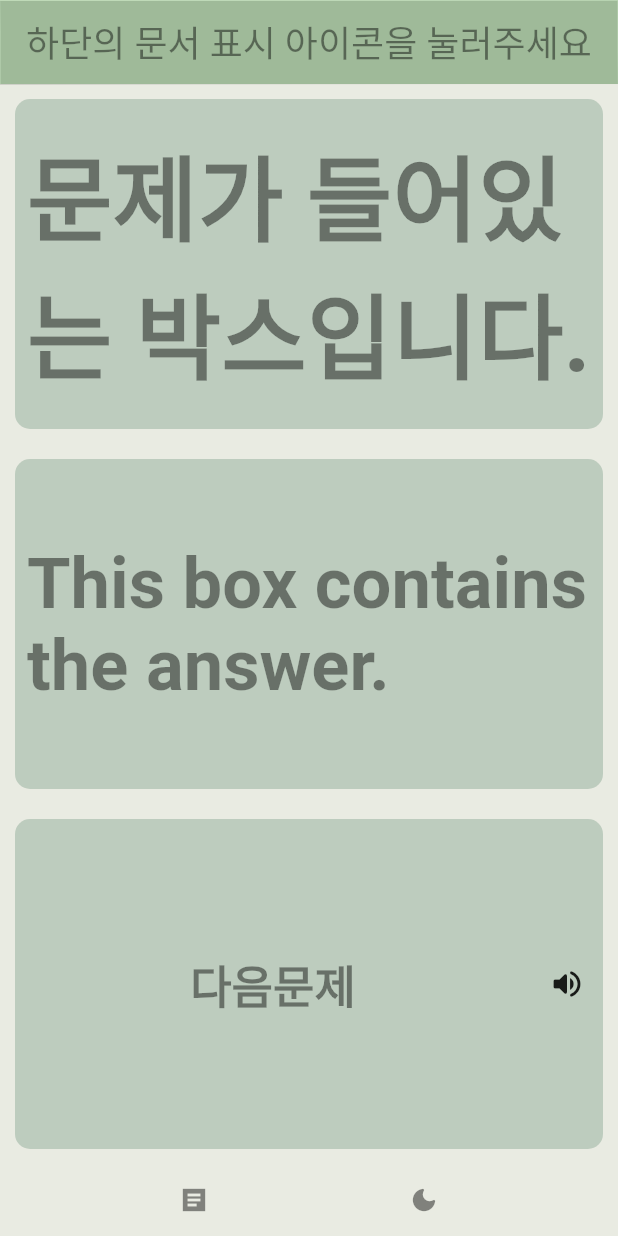
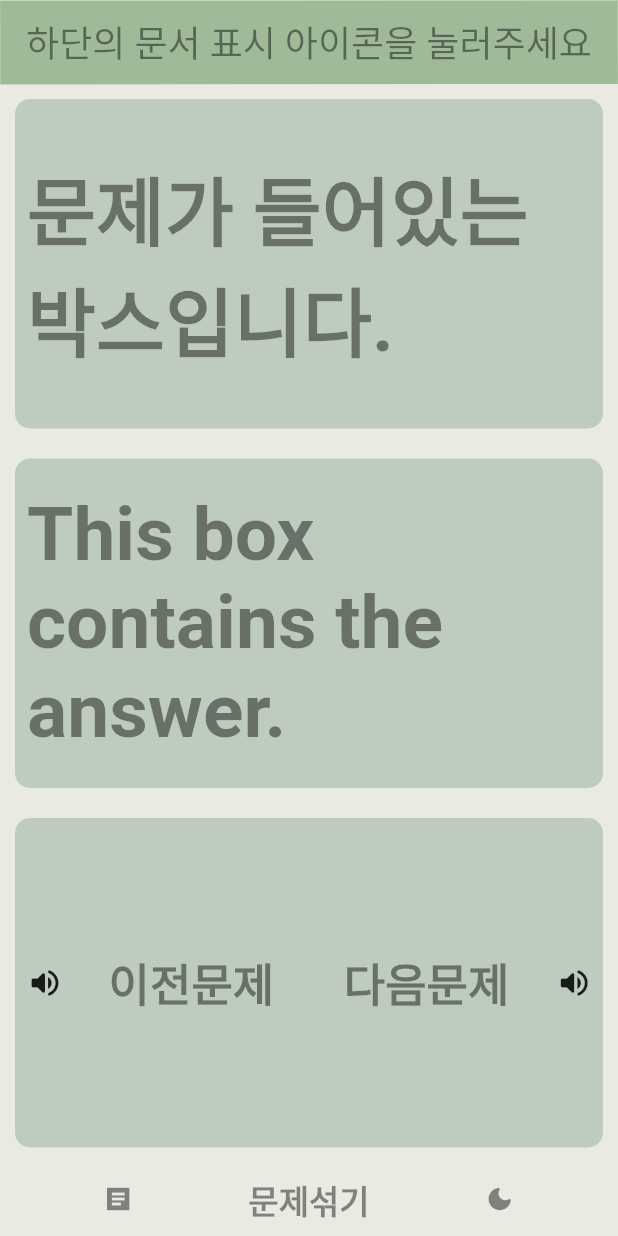
Before and after one commit to crazy2894/flutter_english_study_app, a Flutter app: the screen it shows after launch, after a tap on the "volume up" icon, on a phone screen of 412 x 824 dp. Run offline on Flutter 3.47's test engine with Material 2 defaults, Android fonts, the phone set to English and light mode, and no system bars; drawn by our look-alikes of auto_size_text; our stand-ins replace file_picker, flutter_tts.

Commit message:
최근 변경 영화보면서 할수있게 만들었음

```diff
--- a/lib/screens/home_screen.dart
+++ b/lib/screens/home_screen.dart
@@ -14,6 +14,7 @@ class HomeScreen extends StatefulWidget {
 class _HomeScreenState extends State<HomeScreen> {
   //초기값
   List<String> contents = [];
+  List<String> wonraecontents = [];
   List<String> removedcontents = [];
   String displaytextupper = '문제가 들어있는 박스입니다.';
   String displaytextlower = 'This box contains the answer.';
@@ -25,6 +26,9 @@ class _HomeScreenState extends State<HomeScreen> {
   Color color2 = const Color.fromARGB(109, 145, 206, 139);
   Color myfontcolor = Colors.black45;
   Icon modicon = const Icon(Icons.dark_mode_rounded, color: Colors.black45);
+  bool waitingtime = false;
+  int countnumber = 0;
+  String textmixingrefer = '문제섞기';
 
   //파일 선택 누를시에
   Future<void> pickFile() async {
@@ -37,11 +41,10 @@ class _HomeScreenState extends State<HomeScreen> {
       // Use the file.
       File file = File(filePath);
       contents = await file.readAsLines();
-
-      nextPressed();
-
+      wonraecontents = contents;
+      previousPressed();
       setState(() {
-        headline = '남은문제 ${contents.length}';
+        headline = '남은문제 ${countnumber + 1} / ${contents.length}';
       });
     }
   }
@@ -49,18 +52,55 @@ class _HomeScreenState extends State<HomeScreen> {
   //다음문제누를시에
   void nextPressed() {
     if (contents.isNotEmpty) {
-      var randomItem = (contents..shuffle()).first;
-      List<String> randomItemList = (randomItem.split('\t'));
-      engText = randomItemList.first;
-      korText = randomItemList.last;
-      contents.remove(randomItem);
-      //removedcontents.add(randomItem);
+      if (countnumber <= 0) {
+        countnumber = 0;
+        countnumber = countnumber + 1;
+      } else {
+        if (countnumber < contents.length - 1) {
+          countnumber = countnumber + 1;
+        }
+      }
+      var item = contents[countnumber];
+      List<String> itemList = (item.split('\t'));
+      engText = itemList.first;
+      korText = itemList.last;
       setState(() {
         displaytextupper = korText;
         displaytextlower = '';
-        headline = '남은문제 ${contents.length}';
+        headline = '남은문제 ${countnumber + 1} / ${contents.length}';
       });
     }
+  }
+
+  void previousPressed() {
+    if (contents.isNotEmpty) {
+      if (countnumber <= 0) {
+        countnumber = 0;
+      } else {
+        countnumber = countnumber - 1;
+      }
+
+      var item = contents[countnumber];
+      List<String> itemList = (item.split('\t'));
+      engText = itemList.first;
+      korText = itemList.last;
+      setState(() {
+        displaytextupper = korText;
+        displaytextlower = '';
+        headline = '남은문제 ${countnumber + 1} / ${contents.length}';
+      });
+    }
+  }
+
+  void mixtheproblem() {
+    setState(() {
+      contents.shuffle();
+      int i = 0;
+      while (i < contents.length) {
+        previousPressed();
+        i = i + 1;
+      }
+    });
   }
 
   //위의 텍스트 상자를 누를시에
@@ -83,7 +123,7 @@ class _HomeScreenState extends State<HomeScreen> {
   void voiceclicked() async {
     FlutterTts flutterTts = FlutterTts();
     await flutterTts.stop();
-    await flutterTts.setLanguage("en-AU");
+    await flutterTts.setLanguage("en-US");
     await flutterTts.setEngine("com.google.android.tts");
     await flutterTts.speak(engText);
   }
@@ -147,10 +187,31 @@ class _HomeScreenState extends State<HomeScreen> {
                 child: Row(
                   crossAxisAlignment: CrossAxisAlignment.center,
                   children: [
+                    Flexible(
+                      fit: FlexFit.tight,
+                      flex: 5,
+                      child: SizedBox(
+                        height: double.infinity,
+                        width: double.infinity,
+                        child: IconButton(
+                          onPressed: voiceclicked,
+                          icon: const Icon(Icons.volume_up_rounded),
+                        ),
+                      ),
+                    ),
+                    everybutton('이전문제', previousPressed),
                     everybutton('다음문제', nextPressed),
-                    IconButton(
-                      onPressed: voiceclicked,
-                      icon: const Icon(Icons.volume_up_rounded),
+                    Flexible(
+                      fit: FlexFit.tight,
+                      flex: 5,
+                      child: SizedBox(
+                        height: double.infinity,
+                        width: double.infinity,
+                        child: IconButton(
+                          onPressed: voiceclicked,
+                          icon: const Icon(Icons.volume_up_rounded),
+                        ),
+                      ),
                     ),
                   ],
                 ),
@@ -167,6 +228,7 @@ class _HomeScreenState extends State<HomeScreen> {
                     color: myfontcolor,
                   ),
                 ),
+                textButtons2(textmixingrefer, mixtheproblem),
                 IconButton(iconSize: 20, onPressed: changemod, icon: modicon),
               ],
             ),
@@ -191,10 +253,22 @@ class _HomeScreenState extends State<HomeScreen> {
           child: AutoSizeText(
             textbuttonspressedon,
             style: TextStyle(
-                fontSize: 100, color: myfontcolor, fontWeight: FontWeight.w600),
-            maxLines: 2,
+                fontSize: 50, color: myfontcolor, fontWeight: FontWeight.w600),
+            maxLines: 111,
           ),
         ),
+      ),
+    );
+  }
+
+  TextButton textButtons2(textbuttonspressedon, whenPressed) {
+    return TextButton(
+      onPressed: whenPressed,
+      child: AutoSizeText(
+        textbuttonspressedon,
+        style: TextStyle(
+            fontSize: 22, color: myfontcolor, fontWeight: FontWeight.w600),
+        maxLines: 111,
       ),
     );
   }
@@ -202,7 +276,7 @@ class _HomeScreenState extends State<HomeScreen> {
   Flexible everybutton(String text, ifpress) {
     return Flexible(
       fit: FlexFit.tight,
-      flex: 1,
+      flex: 20,
       child: SizedBox(
         width: double.infinity,
         height: double.infinity,
```
